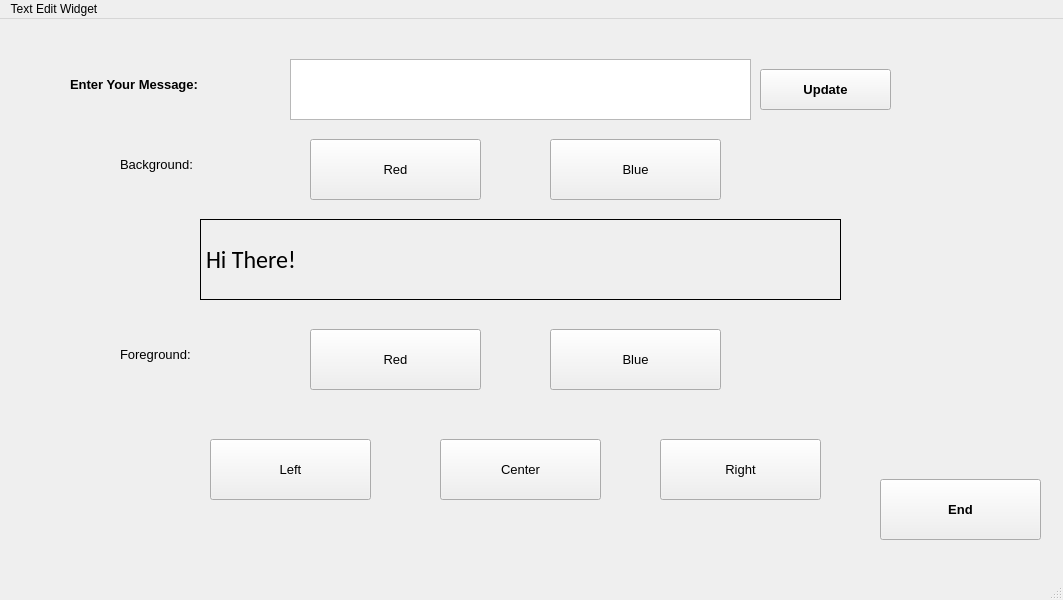
First picture: the form in firstwidgetapp.ui, repository MathewLister/WidgetApp1, before the edit.
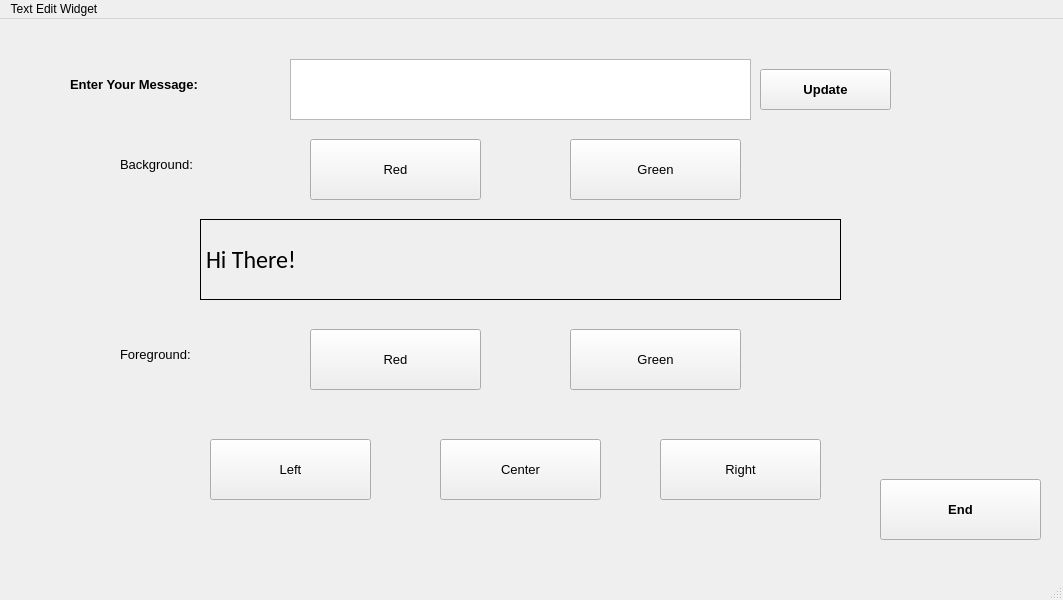
Second picture: the form after the edit.

What changed in the file:
```diff
--- a/firstwidgetapp.ui
+++ b/firstwidgetapp.ui
@@ -124,26 +124,6 @@
      <string>Red</string>
     </property>
    </widget>
-   <widget class="QPushButton" name="backgroundBlueButton">
-    <property name="geometry">
-     <rect>
-      <x>550</x>
-      <y>120</y>
-      <width>171</width>
-      <height>61</height>
-     </rect>
-    </property>
-    <property name="font">
-     <font>
-      <pointsize>10</pointsize>
-      <weight>50</weight>
-      <bold>false</bold>
-     </font>
-    </property>
-    <property name="text">
-     <string>Blue</string>
-    </property>
-   </widget>
    <widget class="QLabel" name="promptForeground">
     <property name="geometry">
      <rect>
@@ -162,26 +142,6 @@
      <string>Foreground:</string>
     </property>
    </widget>
-   <widget class="QPushButton" name="foregroundBlueButton">
-    <property name="geometry">
-     <rect>
-      <x>550</x>
-      <y>310</y>
-      <width>171</width>
-      <height>61</height>
-     </rect>
-    </property>
-    <property name="font">
-     <font>
-      <pointsize>10</pointsize>
-      <weight>50</weight>
-      <bold>false</bold>
-     </font>
-    </property>
-    <property name="text">
-     <string>Blue</string>
-    </property>
-   </widget>
    <widget class="QPushButton" name="foregroundRedButton">
     <property name="geometry">
      <rect>
@@ -282,6 +242,46 @@
      <string>End</string>
     </property>
    </widget>
+   <widget class="QPushButton" name="backgroundGreenButton">
+    <property name="geometry">
+     <rect>
+      <x>570</x>
+      <y>120</y>
+      <width>171</width>
+      <height>61</height>
+     </rect>
+    </property>
+    <property name="font">
+     <font>
+      <pointsize>10</pointsize>
+      <weight>50</weight>
+      <bold>false</bold>
+     </font>
+    </property>
+    <property name="text">
+     <string>Green</string>
+    </property>
+   </widget>
+   <widget class="QPushButton" name="foregroundGreenButton">
+    <property name="geometry">
+     <rect>
+      <x>570</x>
+      <y>310</y>
+      <width>171</width>
+      <height>61</height>
+     </rect>
+    </property>
+    <property name="font">
+     <font>
+      <pointsize>10</pointsize>
+      <weight>50</weight>
+      <bold>false</bold>
+     </font>
+    </property>
+    <property name="text">
+     <string>Green</string>
+    </property>
+   </widget>
   </widget>
   <widget class="QMenuBar" name="menubar">
    <property name="geometry">
```
